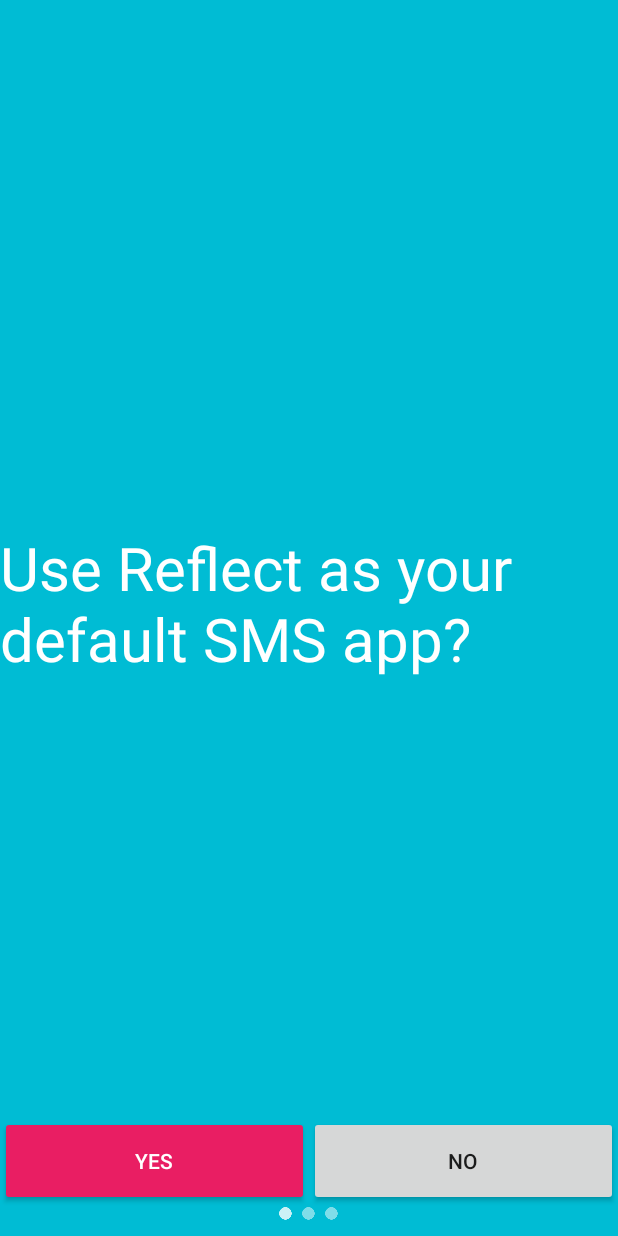
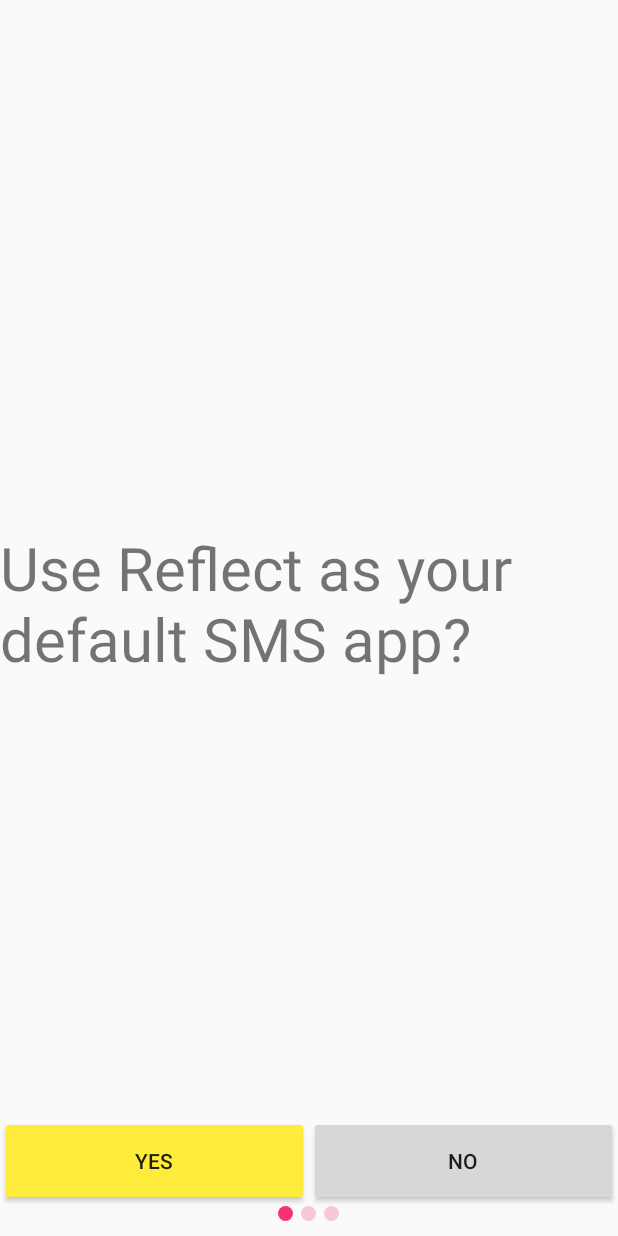
Before and after one commit to Noah-Huppert/Reflect, an Android app: the screen it shows after launch (MainActivity), on a phone screen of 412 x 824 dp. Run offline under Robolectric (Android 15) with nearby library versions, the phone set to English and light mode, and no system bars; libraries missing offline, so code that uses them is left out: com.crashlytics.android, io.fabric.sdk; 1 statement that could not run was skipped.

Commit message:
New color scheme(pink and yellow)

```diff
--- a/app/src/main/java/com/noahhuppert/reflect/views/fragments/FirstTimeSetupFragment/FirstTimeSetupFragment.java
+++ b/app/src/main/java/com/noahhuppert/reflect/views/fragments/FirstTimeSetupFragment/FirstTimeSetupFragment.java
@@ -23,7 +23,7 @@
     public static final String EXTRA_SET_PAGE_DIRECTION = "set_page_direction";
 
     private ViewFlipper viewFlipper;
-    private ImageView[] pageIndicators = new ImageView[3];
+    private View[] pageIndicators = new View[3];
     private int currentPageIndex = 0;
 
     @Override
@@ -32,9 +32,9 @@
 
         viewFlipper = (ViewFlipper) rootView.findViewById(R.id.fragment_first_time_setup_view_flipper);
 
-        pageIndicators[0] = (ImageView) rootView.findViewById(R.id.fragment_first_time_setup_page_indicator_1);
-        pageIndicators[1] = (ImageView) rootView.findViewById(R.id.fragment_first_time_setup_page_indicator_2);
-        pageIndicators[2] = (ImageView) rootView.findViewById(R.id.fragment_first_time_setup_page_indicator_3);
+        pageIndicators[0] = rootView.findViewById(R.id.fragment_first_time_setup_page_indicator_1);
+        pageIndicators[1] = rootView.findViewById(R.id.fragment_first_time_setup_page_indicator_2);
+        pageIndicators[2] = rootView.findViewById(R.id.fragment_first_time_setup_page_indicator_3);
 
         switchPage(0);
 
@@ -66,7 +66,7 @@
             if(i == currentPageIndex){
                 pageIndicators[i].setAlpha(0.8f);
             } else {
-                pageIndicators[i].setAlpha(0.5f);
+                pageIndicators[i].setAlpha(0.2f);
             }
         }
 
--- /dev/null
+++ b/app/src/main/res/drawable/circle.xml
@@ -0,0 +1,12 @@
+<?xml version="1.0" encoding="utf-8"?>
+<shape
+    xmlns:android="http://schemas.android.com/apk/res/android"
+    android:shape="oval">
+
+    <solid
+        android:color="@color/primary"/>
+
+    <size
+        android:width="120dp"
+        android:height="120dp"/>
+</shape>
--- a/app/src/main/res/layout/fragment_first_time_setup.xml
+++ b/app/src/main/res/layout/fragment_first_time_setup.xml
@@ -2,8 +2,7 @@
 <RelativeLayout xmlns:android="http://schemas.android.com/apk/res/android"
     xmlns:tools="http://schemas.android.com/tools"
     android:layout_width="match_parent"
-    android:layout_height="match_parent"
-    android:background="@color/primary">
+    android:layout_height="match_parent">
 
     <!-- Pages -->
     <ViewFlipper
@@ -36,6 +35,35 @@
     </ViewFlipper>
 
     <!-- Page Indicators -->
+    <View
+        android:id="@+id/fragment_first_time_setup_page_indicator_1"
+        android:layout_width="@dimen/fragment_first_time_setup_page_indicator_size"
+        android:layout_height="@dimen/fragment_first_time_setup_page_indicator_size"
+        android:layout_alignParentBottom="true"
+        android:layout_toStartOf="@+id/fragment_first_time_setup_page_indicator_2"
+        android:layout_marginBottom="@dimen/fragment_first_time_setup_page_indicator_margin_bottom"
+        android:background="@drawable/circle"/>
+
+    <View
+        android:id="@+id/fragment_first_time_setup_page_indicator_2"
+        android:layout_width="@dimen/fragment_first_time_setup_page_indicator_size"
+        android:layout_height="@dimen/fragment_first_time_setup_page_indicator_size"
+        android:layout_centerHorizontal="true"
+        android:layout_alignParentBottom="true"
+        android:layout_marginBottom="@dimen/fragment_first_time_setup_page_indicator_margin_bottom"
+        android:layout_marginLeft="@dimen/fragment_first_time_setup_page_indicator_margin_side"
+        android:layout_marginRight="@dimen/fragment_first_time_setup_page_indicator_margin_side"
+        android:background="@drawable/circle"/>
+
+    <View
+        android:id="@+id/fragment_first_time_setup_page_indicator_3"
+        android:layout_width="@dimen/fragment_first_time_setup_page_indicator_size"
+        android:layout_height="@dimen/fragment_first_time_setup_page_indicator_size"
+        android:layout_alignParentBottom="true"
+        android:layout_toEndOf="@+id/fragment_first_time_setup_page_indicator_2"
+        android:layout_marginBottom="@dimen/fragment_first_time_setup_page_indicator_margin_bottom"
+        android:background="@drawable/circle"/>
+    <!--
     <ImageView
         android:id="@+id/fragment_first_time_setup_page_indicator_1"
         android:layout_width="@dimen/fragment_first_time_setup_page_indicator_size"
@@ -43,7 +71,7 @@
         android:layout_alignParentBottom="true"
         android:layout_toStartOf="@+id/fragment_first_time_setup_page_indicator_2"
         android:layout_marginBottom="@dimen/fragment_first_time_setup_page_indicator_margin_bottom"
-        android:src="@drawable/ic_brightness_1_white"/>
+        android:src="@drawable/ic_brightness_1_white" />
 
     <ImageView
         android:id="@+id/fragment_first_time_setup_page_indicator_2"
@@ -64,5 +92,6 @@
         android:layout_toEndOf="@+id/fragment_first_time_setup_page_indicator_2"
         android:layout_marginBottom="@dimen/fragment_first_time_setup_page_indicator_margin_bottom"
         android:src="@drawable/ic_brightness_1_white" />
+        -->
 
 </RelativeLayout>
--- a/app/src/main/res/layout/fragment_first_time_setup_navigation_buttons.xml
+++ b/app/src/main/res/layout/fragment_first_time_setup_navigation_buttons.xml
@@ -13,7 +13,6 @@
         android:layout_width="0dp"
         android:layout_height="@dimen/fragment_first_time_setup_navigation_buttons_height"
         android:layout_weight="1"
-        android:textColor="@android:color/white"
         android:theme="@style/SecondaryColorButton"
         android:text="@string/fragment_first_time_setup_sms_yes" />
 
--- a/app/src/main/res/layout/fragment_first_time_setup_sms.xml
+++ b/app/src/main/res/layout/fragment_first_time_setup_sms.xml
@@ -11,8 +11,7 @@
     android:layout_centerHorizontal="true"
     android:layout_centerVertical="true"
     android:textSize="@dimen/fragment_first_time_setup_sms_prompt_size"
-    android:text="@string/fragment_first_time_setup_sms_prompt"
-    android:textColor="@android:color/white" />
+    android:text="@string/fragment_first_time_setup_sms_prompt" />
 
 <include
     android:id="@+id/fragment_first_time_setup_sms_navigation_buttons"
--- a/app/src/main/res/values/colors.xml
+++ b/app/src/main/res/values/colors.xml
@@ -1,5 +1,10 @@
 <?xml version="1.0" encoding="utf-8"?>
 <resources>
+    <!--
     <color name="primary">#00BCD4</color>
     <color name="secondary">#E91E63</color>
+    -->
+
+    <color name="primary">#F50057</color>
+    <color name="secondary">#FFEB3B</color>
 </resources>
```
Also changed, not shown: 1 other file.
